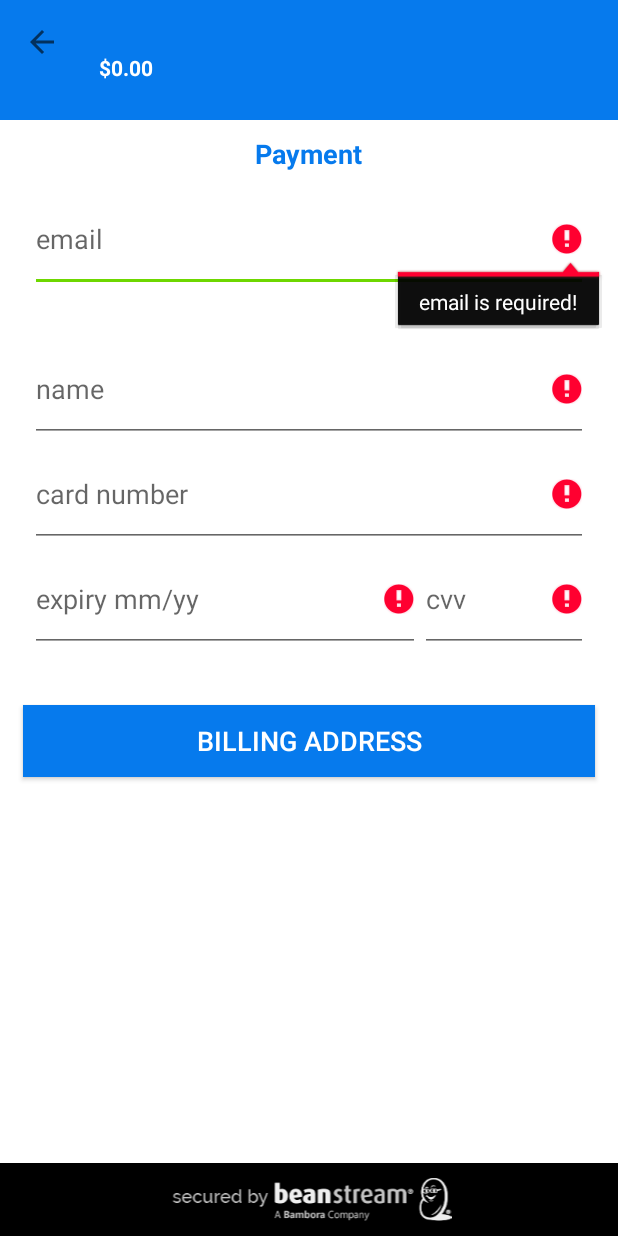
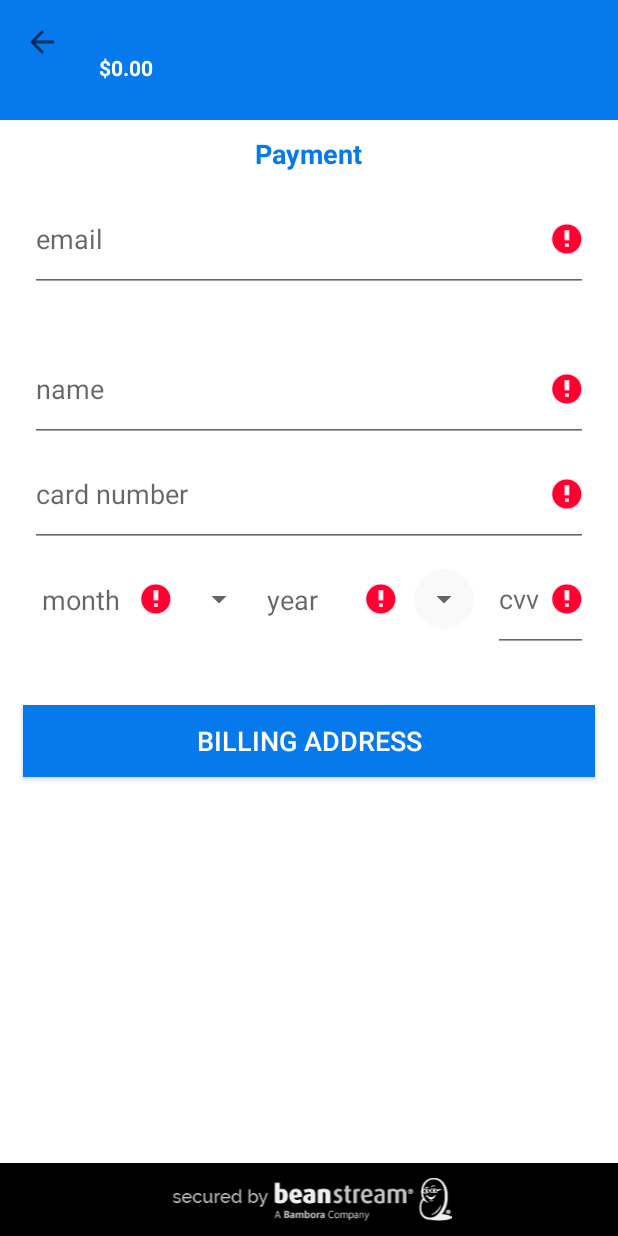
Before and after one commit to bambora/na-android-checkout, an Android app: the fragment PaymentFragment placed in its activity, after a tap on "BILLING ADDRESS", on a phone screen of 412 x 824 dp. Run offline under Robolectric (Android 15) with nearby library versions, the phone set to English and light mode, and no system bars; 2 other taps on this screen came first.

Commit message:
MDA-649 Use spinner for expiry date

```diff
--- a/payform/src/main/java/com/beanstream/payform/activities/PayFormActivity.java
+++ b/payform/src/main/java/com/beanstream/payform/activities/PayFormActivity.java
@@ -91,7 +91,7 @@ public class PayFormActivity extends BaseActivity implements FragmentManager.OnB
     @Override
     public void onBackPressed() {
         if (getFragmentManager().getBackStackEntryCount() > 1) {
-            saveCurrentFragment();
+            saveFragment(getCurrentFragment());
             closeKeyboard(this);
 
             getFragmentManager().popBackStackImmediate();
@@ -107,11 +107,10 @@ public class PayFormActivity extends BaseActivity implements FragmentManager.OnB
     }
 
     private void goToNext() {
-        saveCurrentFragment();
+        Fragment fragment = getCurrentFragment();
+        saveFragment(fragment);
 
-        Fragment fragment = getCurrentFragment();
-        ViewValidator.validateAllFields(fragment.getView());
-        if (!(ViewValidator.isViewValid(fragment.getView()))) {
+        if (!ViewValidator.validateAllFields(fragment.getView())) {
             return;
         }
 
@@ -136,8 +135,7 @@ public class PayFormActivity extends BaseActivity implements FragmentManager.OnB
         return (options.getBillingAddressRequired() && !(payFormResult.isBillingSameAsShipping()));
     }
 
-    private void saveCurrentFragment() {
-        Fragment fragment = getCurrentFragment();
+    private void saveFragment(Fragment fragment) {
         if (fragment != null) {
             if (fragment instanceof ShippingFragment) {
                 payFormResult.setShipping(((ShippingFragment) fragment).getAddress());
--- /dev/null
+++ b/payform/src/main/java/com/beanstream/payform/adapters/SpinnerAdapter.java
@@ -0,0 +1,44 @@
+package com.beanstream.payform.adapters;
+
+import android.content.Context;
+import android.widget.ArrayAdapter;
+
+import java.util.List;
+
+/**
+ * Created by dlight on 2016-09-19.
+ */
+
+public class SpinnerAdapter extends ArrayAdapter<String> {
+
+    private String hint;
+
+    public SpinnerAdapter(Context context, int layoutResource, List<String> list, String hint) {
+        super(context, layoutResource, list);
+        this.hint = hint;
+    }
+
+    @Override
+    public int getCount() {
+        return super.getCount() + 1;
+    }
+
+    @Override
+    public String getItem(int position) {
+        if (position == 0) {
+            return hint;
+        }
+        return super.getItem(position - 1);
+    }
+
+    @Override
+    public long getItemId(int position) {
+
+        return position;
+    }
+
+    @Override
+    public boolean isEnabled(int position) {
+        return position != 0;
+    }
+}
--- a/payform/src/main/java/com/beanstream/payform/fragments/PaymentFragment.java
+++ b/payform/src/main/java/com/beanstream/payform/fragments/PaymentFragment.java
@@ -8,15 +8,19 @@ package com.beanstream.payform.fragments;
 
 import android.app.Fragment;
 import android.os.Bundle;
+import android.util.Log;
 import android.view.LayoutInflater;
 import android.view.View;
 import android.view.ViewGroup;
 import android.view.inputmethod.EditorInfo;
+import android.widget.ArrayAdapter;
 import android.widget.EditText;
+import android.widget.Spinner;
 import android.widget.TextView;
 
 import com.beanstream.payform.R;
 import com.beanstream.payform.activities.BaseActivity;
+import com.beanstream.payform.adapters.SpinnerAdapter;
 import com.beanstream.payform.models.CardInfo;
 import com.beanstream.payform.models.CardType;
 import com.beanstream.payform.models.CreditCard;
@@ -25,6 +29,8 @@ import com.beanstream.payform.validators.CvvValidator;
 import com.beanstream.payform.validators.EmailValidator;
 import com.beanstream.payform.validators.ExpiryValidator;
 import com.beanstream.payform.validators.TextValidator;
+
+import java.util.ArrayList;
 
 /**
  * A simple {@link Fragment} subclass.
@@ -92,9 +98,8 @@ public class PaymentFragment extends Fragment {
         cardNumber = cardNumber.replace(" ", "");
         String cvv = ((TextView) getView().findViewById(R.id.pay_cvv)).getText().toString();
 
-        String expiry = ((TextView) getView().findViewById(R.id.pay_expiry)).getText().toString();
-        String month = ExpiryValidator.getMonthFromExpiry(expiry);
-        String year = ExpiryValidator.getYearFromExpiry(expiry);
+        String month = ((Spinner) getView().findViewById(R.id.pay_expiry_month)).getSelectedItem().toString();
+        String year = ((Spinner) getView().findViewById(R.id.pay_expiry_year)).getSelectedItem().toString();
 
         CreditCard card = new CreditCard();
 
@@ -123,14 +128,26 @@ public class PaymentFragment extends Fragment {
         textView.addTextChangedListener(new CardNumberValidator(textView));
         textView.setOnFocusChangeListener(new CardNumberValidator(textView));
 
-        textView = (EditText) (view.findViewById(R.id.pay_expiry));
-        textView.setImeOptions(EditorInfo.IME_FLAG_NO_EXTRACT_UI);
-        textView.addTextChangedListener(new ExpiryValidator(textView));
-        textView.setOnFocusChangeListener(new ExpiryValidator(textView));
+        Spinner spinner = (Spinner) view.findViewById(R.id.pay_expiry_month);
+        configureSpinnerForExpiry(spinner, R.string.pay_hint_expiry_month, ExpiryValidator.expiryMonths());
+
+        spinner = (Spinner) view.findViewById(R.id.pay_expiry_year);
+        configureSpinnerForExpiry(spinner, R.string.pay_hint_expiry_year, ExpiryValidator.expiryYears());
 
         textView = (EditText) (view.findViewById(R.id.pay_cvv));
         textView.setImeOptions(EditorInfo.IME_FLAG_NO_EXTRACT_UI);
         textView.setOnFocusChangeListener(new CvvValidator(textView));
+    }
+
+    private void configureSpinnerForExpiry(Spinner spinner, int hintResourceId, ArrayList<String> list) {
+        spinner.setAdapter(adapterWithList(list, getResources().getString(hintResourceId)));
+        spinner.setFocusable(true);
+        spinner.setFocusableInTouchMode(true);
+        spinner.setOnFocusChangeListener(new ExpiryValidator(spinner));
+    }
+
+    private ArrayAdapter<String> adapterWithList(ArrayList<String> list, String hint) {
+        return new SpinnerAdapter(this.getActivity(), R.layout.expiry_spinner_item, list, hint);
     }
 
     private void showKeyboard() {
--- a/payform/src/main/java/com/beanstream/payform/models/PayFormResult.java
+++ b/payform/src/main/java/com/beanstream/payform/models/PayFormResult.java
@@ -86,7 +86,6 @@ public class PayFormResult implements Parcelable {
         this.billing = billing;
     }
 
-
     @Override
     public String toString() {
         StringBuilder sb = new StringBuilder();
@@ -109,5 +108,4 @@ public class PayFormResult implements Parcelable {
         sb.append("}");
         return sb.toString();
     }
-
 }
--- a/payform/src/main/java/com/beanstream/payform/validators/ExpiryValidator.java
+++ b/payform/src/main/java/com/beanstream/payform/validators/ExpiryValidator.java
@@ -4,137 +4,79 @@
 
 package com.beanstream.payform.validators;
 
-import android.text.Editable;
 import android.text.TextUtils;
-import android.widget.EditText;
+import android.view.View;
+import android.widget.Spinner;
 import android.widget.TextView;
 
 import com.beanstream.payform.R;
 
+import java.util.ArrayList;
 import java.util.Calendar;
+import java.util.Locale;
 
 /**
  * Created by dlight on 2016-09-06.
  */
-public class ExpiryValidator extends TextValidator {
+public class ExpiryValidator implements View.OnFocusChangeListener {
 
-    private static final int EXPIRY_LENGTH = 5; // MM/YY
-    private static final int EXPIRY_DELIMITER_POSITION = 2;
-    private static final String EXPIRY_DELIMITER = "/";
+    private final Spinner spinner;
 
-    private final EditText editText;
-
-    public ExpiryValidator(TextView view) {
-        super(view);
-        this.editText = (EditText) view;
+    public ExpiryValidator(Spinner spinner) {
+        this.spinner = spinner;
     }
 
     public static boolean isValidExpiry(String expiry) {
-        if ((expiry == null) || (TextUtils.isEmpty(expiry)) || (expiry.length() != EXPIRY_LENGTH)) {
-            return false;
+        return ((expiry != null) && (!TextUtils.isEmpty(expiry))) && isNumeric(expiry);
     }
 
-        return isValidMonth(expiry) && isValidYear(expiry);
+    public static ArrayList<String> expiryMonths() {
+        ArrayList<String> months = new ArrayList<>();
+
+        int january = 1;
+        int december = 12;
+        for (int i = january; i <= december; i++) {
+            months.add(String.format(Locale.US, "%02d", i));
         }
 
-    public static String formatExpiry(String expiry) {
-        if ((expiry == null) || (TextUtils.isEmpty(cleanExpiry(expiry)))) {
-            expiry = "";
-        } else {
-            expiry = cleanExpiry(expiry);
-            expiry = delimitExpiry(expiry);
-            expiry = resizeExpiry(expiry);
-        }
-        return expiry;
+        return months;
     }
 
-    public static String getMonthFromExpiry(String expiry) {
-        return expiry.split(EXPIRY_DELIMITER)[0];
+    public static ArrayList<String> expiryYears() {
+        ArrayList<String> years = new ArrayList<>();
+
+        int thisYear = Calendar.getInstance().get(Calendar.YEAR);
+        int maxExpiryInYears = 10;
+        int maxYear = thisYear + maxExpiryInYears;
+        for (int i = thisYear; i <= maxYear; i++) {
+            years.add(Integer.toString(i));
         }
 
-    public static String getYearFromExpiry(String expiry) {
-        String year = "";
-        String[] split = expiry.split(EXPIRY_DELIMITER);
-        if (split.length > 1) {
-            return split[1];
-        }
-        return year;
+        return years;
     }
 
-    private static boolean isValidMonth(String expiry) {
-        int month = Integer.parseInt(getMonthFromExpiry(expiry));
-        return (month >= 1 && month <= 12);
+    private static boolean isNumeric(String str) {
+        return str.matches("^\\d+$");
     }
 
-    private static boolean isValidYear(String expiry) {
-        int year = Integer.parseInt(getYearFromExpiry(expiry));
-        int currentYear = Calendar.getInstance().get(Calendar.YEAR) % 100;
-        return (year >= currentYear);
-    }
+    public boolean validate(Spinner spinner) {
+        boolean result = false;
+        String expiry = spinner.getSelectedItem().toString();
 
-    private static String cleanExpiry(String expiry) {
-        return expiry.replaceAll("[^0-9]", "");
-    }
-
-    private static String delimitExpiry(String expiry) {
-        if (expiry.length() > EXPIRY_DELIMITER_POSITION) {
-            String month = expiry.substring(0, EXPIRY_DELIMITER_POSITION);
-            String year = expiry.substring(EXPIRY_DELIMITER_POSITION);
-            expiry = month + EXPIRY_DELIMITER + year;
-
-        } else if (expiry.length() == EXPIRY_DELIMITER_POSITION) {
-            expiry = expiry + EXPIRY_DELIMITER;
-        }
-        return expiry;
-    }
-
-    private static String resizeExpiry(String expiry) {
-        if (expiry.length() > EXPIRY_LENGTH) {
-            expiry = expiry.substring(0, EXPIRY_LENGTH);
-        }
-        return expiry;
-    }
-
-    @Override
-    public void afterTextChanged(Editable s) {
-
-        editText.removeTextChangedListener(this);
-
-        // Get text
-        int index = editText.getSelectionStart();
-        String expiry = editText.getText().toString();
-
-        // Format expiry
-        expiry = formatExpiry(expiry);
-
-        // Reset index
-        if (index == EXPIRY_DELIMITER_POSITION) {
-            index = index + 1;
-        }
-        if (index >= expiry.length()) {
-            index = expiry.length();
-        }
-
-        // Set text
-        editText.setText(expiry);
-        editText.setSelection(index);
-
-        editText.addTextChangedListener(this);
-    }
-
-    @Override
-    public boolean validate(TextView view) {
-        boolean result = false;
-        if (super.validate(view)) {
-            String expiry = view.getText().toString();
-
+        TextView expiryView = (TextView) spinner.getSelectedView();
         if (isValidExpiry(expiry)) {
             result = true;
+            expiryView.setError(null);
         } else {
-                String error = view.getResources().getString(R.string.validator_prefix_invalid) + " " + view.getHint();
-                view.setError(error);
-            }
+            String error = spinner.getResources().getString(R.string.validator_prefix_invalid) + expiry;
+            expiryView.setError(error);
         }
         return result;
     }
+
+    public void onFocusChange(View view, boolean hasFocus) {
+        if (!hasFocus) {
+            validate((Spinner) view);
         }
+    }
+}
--- a/payform/src/main/java/com/beanstream/payform/validators/ViewValidator.java
+++ b/payform/src/main/java/com/beanstream/payform/validators/ViewValidator.java
@@ -5,46 +5,35 @@
 package com.beanstream.payform.validators;
 
 import android.text.TextUtils;
+import android.util.Log;
 import android.view.View;
 import android.widget.EditText;
-
-import java.util.ArrayList;
+import android.widget.Spinner;
+import android.widget.TextView;
 
 /**
  * Created by dlight on 2016-08-18.
  */
 public class ViewValidator {
+    public static boolean validateAllFields(View view) {
+        String error = "";
 
-    public static boolean isViewValid(View view) {
-        ArrayList<EditText> fields = getFields(view);
-        for (EditText field : fields) {
-            String error = field.getError() == null ? null : field.getError().toString();
-            if (!TextUtils.isEmpty(error)) {
-                return false;
+        for (View field : view.getFocusables(View.FOCUS_FORWARD)) {
+            View.OnFocusChangeListener focusListener = field.getOnFocusChangeListener();
+            if (focusListener != null) {
+                if (field instanceof EditText) {
+                    EditText editText = (EditText) field;
+                    ((TextValidator) editText.getOnFocusChangeListener()).validate(editText);
+                    error = error + (editText.getError() == null ? null : editText.getError().toString());
+                } else if (field instanceof Spinner) {
+                    Spinner spinner = (Spinner) field;
+                    ((ExpiryValidator) spinner.getOnFocusChangeListener()).validate(spinner);
+                    TextView spinnerView = (TextView) spinner.getSelectedView();
+                    error = error + (spinnerView.getError() == null ? null : spinnerView.getError().toString());
+                }
             }
         }
 
-        return true;
-    }
-
-    public static void validateAllFields(View view) {
-        ArrayList<EditText> fields = getFields(view);
-        for (EditText field : fields) {
-            View.OnFocusChangeListener focusListener = field.getOnFocusChangeListener();
-            if (focusListener != null) {
-                ((TextValidator) field.getOnFocusChangeListener()).validate(field);
-            }
-        }
-    }
-
-    private static ArrayList<EditText> getFields(View view) {
-        ArrayList<EditText> fields = new ArrayList<>();
-
-        for (View field : view.getFocusables(View.FOCUS_FORWARD)) {
-            if (field instanceof EditText) {
-                fields.add((EditText) field);
-            }
-        }
-        return fields;
+        return TextUtils.isEmpty(error);
     }
 }
--- /dev/null
+++ b/payform/src/main/res/layout/expiry_spinner_item.xml
@@ -0,0 +1,11 @@
+<?xml version="1.0" encoding="utf-8"?><!--
+  ~ Copyright (c) 2016 Beanstream Internet Commerce, Inc. All rights reserved.
+  -->
+<TextView xmlns:android="http://schemas.android.com/apk/res/android"
+    style="?android:attr/spinnerItemStyle"
+    android:layout_width="match_parent"
+    android:layout_height="wrap_content"
+    android:ellipsize="marquee"
+    android:textAlignment="inherit"
+    android:textColor="?android:textColorHint"
+    android:textSize="@dimen/date_spinner_text_size" />
--- a/payform/src/main/res/layout/fragment_payment.xml
+++ b/payform/src/main/res/layout/fragment_payment.xml
@@ -59,27 +59,31 @@
                 android:hint="@string/pay_hint_card_number"
                 android:inputType="number"
                 android:minHeight="10dp"
-                android:nextFocusDown="@+id/pay_expiry"
+                android:nextFocusDown="@+id/pay_expiry_month"
                 android:singleLine="true" />
         </TableRow>
 
         <TableRow>
 
-            <EditText
-                android:id="@+id/pay_expiry"
-                style="@style/EditText"
-                android:layout_width="0dp"
+            <LinearLayout
+                android:layout_width="wrap_content"
+                android:layout_height="@dimen/field_height"
                 android:layout_weight=".7"
-                android:hint="@string/pay_hint_expiry"
-                android:inputType="number"
-                android:maxLength="5"
-                android:nextFocusDown="@+id/pay_cvv"
-                android:singleLine="true" />
+                android:orientation="horizontal">
+
+                <Spinner
+                    android:id="@+id/pay_expiry_month"
+                    style="@style/DateSpinner" />
+
+                <Spinner
+                    android:id="@+id/pay_expiry_year"
+                    style="@style/DateSpinner" />
+            </LinearLayout>
 
             <EditText
                 android:id="@+id/pay_cvv"
                 style="@style/EditText"
-                android:layout_width="0dp"
+                android:layout_width="wrap_content"
                 android:layout_weight=".3"
                 android:drawableEnd="@drawable/cvc_hint_color"
                 android:hint="@string/pay_hint_cvv"
--- a/payform/src/main/res/values/dimens.xml
+++ b/payform/src/main/res/values/dimens.xml
@@ -22,6 +22,9 @@
 
     <dimen name="checkbox_margin">5dp</dimen>
 
+    <dimen name="date_spinner_text_size">18sp</dimen>
+    <dimen name="date_spinner_width">150dp</dimen>
+
     <dimen name="field_height">70dp</dimen>
 
     <dimen name="header_padding">10dp</dimen>
--- a/payform/src/main/res/values/strings.xml
+++ b/payform/src/main/res/values/strings.xml
@@ -26,7 +26,8 @@
     <string name="pay_hint_email">email</string>
     <string name="pay_hint_name">name</string>
     <string name="pay_hint_card_number">card number</string>
-    <string name="pay_hint_expiry">expiry mm/yy</string>
+    <string name="pay_hint_expiry_month">month</string>
+    <string name="pay_hint_expiry_year">year</string>
     <string name="pay_hint_cvv">cvv</string>
 
     <string name="pay_title">Payment</string>
--- a/payform/src/main/res/values/styles.xml
+++ b/payform/src/main/res/values/styles.xml
@@ -50,6 +50,11 @@
 
     <style name="MessageText" parent="@style/MediumText" />
 
+    <style name="DateSpinner">
+        <item name="android:layout_height">@dimen/field_height</item>
+        <item name="android:layout_width">@dimen/date_spinner_width</item>
+    </style>
+
     <style name="EditText">
         <item name="android:layout_height">@dimen/field_height</item>
     </style>
```
Lines whose indentation alone changed are shown as unchanged.
